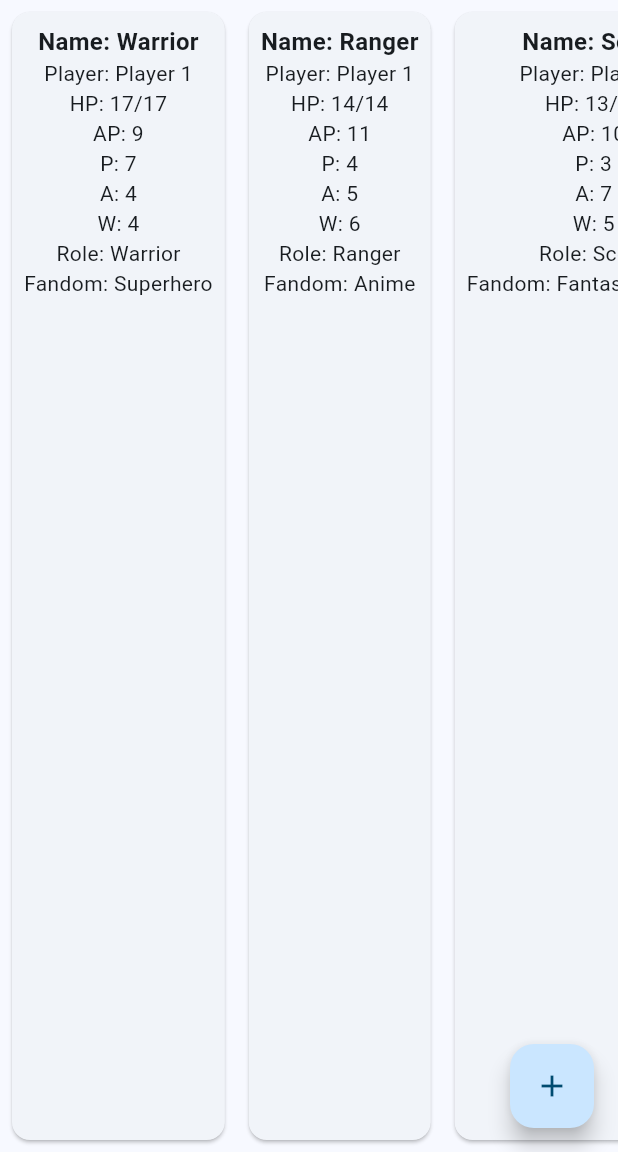
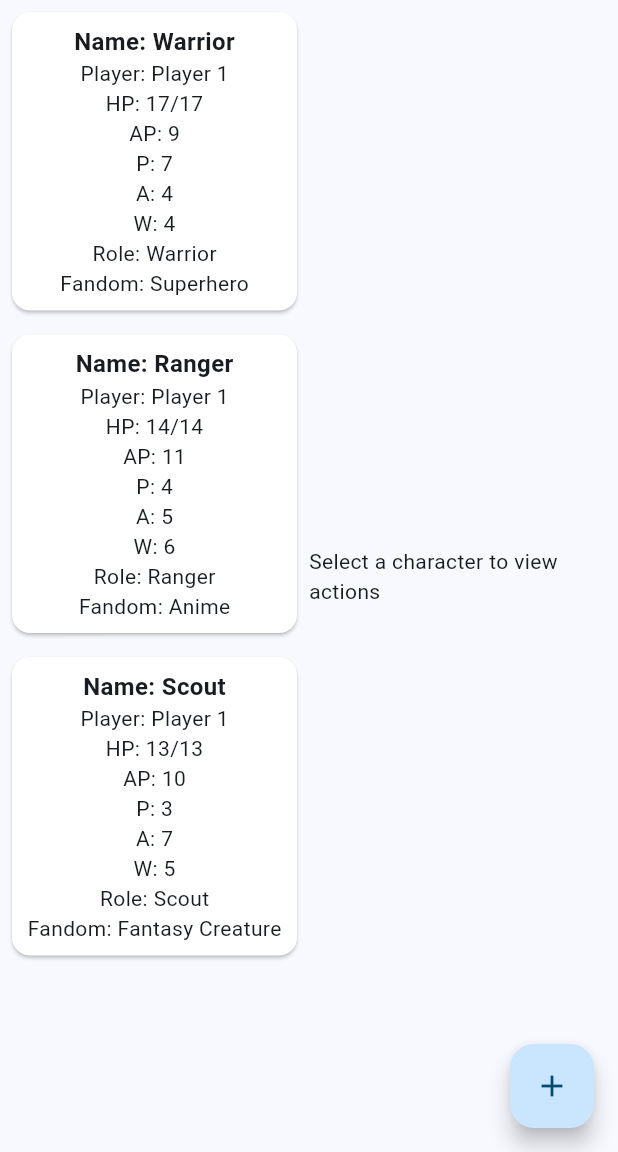
Before and after one commit to savejeff/FandomClashApp, a Flutter app: the screen it shows after launch, on a phone screen of 412 x 824 dp, the part 84-1236 px from its top. Run offline on Flutter 3.47's test engine with Material 3 defaults, Android fonts, the phone set to English and light mode, and no system bars.

Commit message:
improved layout with selectable characters and basic interaction interface

```diff
--- a/lib/main.dart
+++ b/lib/main.dart
@@ -35,14 +35,23 @@ class MyHomePage extends StatefulWidget {
 // CharacterStatsWidget definition
 class CharacterStatsWidget extends StatelessWidget {
   final Character character;
+  final bool isSelected;
+  final VoidCallback onTap;
 
-  const CharacterStatsWidget({Key? key, required this.character})
-      : super(key: key);
+  const CharacterStatsWidget({
+    Key? key,
+    required this.character,
+    required this.isSelected,
+    required this.onTap,
+  }) : super(key: key);
 
   @override
   Widget build(BuildContext context) {
-    return Card(
-      // Use a Card widget for better UI
+    return GestureDetector(
+      onTap: onTap,
+      child: Card(
+        color: isSelected ? Colors.lightBlueAccent : Colors.white,
+        // Highlight the card if selected
         margin: const EdgeInsets.all(8.0),
         child: Padding(
           padding: const EdgeInsets.all(8.0),
@@ -50,7 +59,8 @@ class CharacterStatsWidget extends StatelessWidget {
             children: [
               Text(
                 'Name: ${character.name}',
-              style: const TextStyle(fontWeight: FontWeight.bold, fontSize: 16),
+                style:
+                const TextStyle(fontWeight: FontWeight.bold, fontSize: 16),
               ),
               Text('Player: ${character.player}'),
               Text('HP: ${character.HP}/${character.maxHP}'),
@@ -64,22 +74,25 @@ class CharacterStatsWidget extends StatelessWidget {
             ],
           ),
         ),
+      ),
     );
   }
 }
 
 class _MyHomePageState extends State<MyHomePage> {
-  // Define three characters
-  late Character character1;
-  late Character character2;
-  late Character character3;
+  // Define a list of characters
+  late List<Character> characters;
+
+  // Currently selected character
+  Character? selectedCharacter;
 
   @override
   void initState() {
     super.initState();
 
     // Initialize the characters
-    character1 = Character(
+    characters = [
+      Character(
         name: 'Warrior',
         player: 'Player 1',
         P: 7,
@@ -94,9 +107,8 @@ class _MyHomePageState extends State<MyHomePage> {
         size: 'Large',
         fandomTrait: 'Superhero',
         role: 'Warrior',
-    );
-
-    character2 = Character(
+      ),
+      Character(
         name: 'Ranger',
         player: 'Player 1',
         P: 4,
@@ -111,9 +123,8 @@ class _MyHomePageState extends State<MyHomePage> {
         size: 'Medium',
         fandomTrait: 'Anime',
         role: 'Ranger',
-    );
-
-    character3 = Character(
+      ),
+      Character(
         name: 'Scout',
         player: 'Player 1',
         P: 3,
@@ -128,13 +139,21 @@ class _MyHomePageState extends State<MyHomePage> {
         size: 'Small',
         fandomTrait: 'Fantasy Creature',
         role: 'Scout',
-    );
+      ),
+    ];
   }
 
   // FloatingActionButton callback (to be implemented later)
-  void _onButtonAddCharacter() {
+  void _incrementCounter() {
     setState(() {
       // Logic to create new units will go here
+    });
+  }
+
+  // Function to handle character selection
+  void _selectCharacter(Character character) {
+    setState(() {
+      selectedCharacter = character;
     });
   }
 
@@ -145,26 +164,152 @@ class _MyHomePageState extends State<MyHomePage> {
         title: Text(widget.title),
         backgroundColor: Theme.of(context).colorScheme.inversePrimary,
       ),
-      body: Center(
-        child: SingleChildScrollView(
-          // Enable horizontal scrolling if needed
-          scrollDirection: Axis.horizontal,
-          child: Row(
-            // Align widgets horizontally
-            mainAxisAlignment: MainAxisAlignment.center,
-            children: <Widget>[
-              CharacterStatsWidget(character: character1),
-              CharacterStatsWidget(character: character2),
-              CharacterStatsWidget(character: character3),
+      body: Row(
+        children: [
+          // Left Side: List of characters
+          Expanded(
+            flex: 1,
+            child: ListView.builder(
+              itemCount: characters.length,
+              itemBuilder: (context, index) {
+                Character character = characters[index];
+                return CharacterStatsWidget(
+                  character: character,
+                  isSelected: selectedCharacter == character,
+                  onTap: () => _selectCharacter(character),
+                );
+              },
+            ),
+          ),
+          // Right Side: Action interface
+          Expanded(
+            flex: 1,
+            child: selectedCharacter != null
+                ? ActionInterface(
+              character: selectedCharacter!,
+              onUpdate: () {
+                setState(() {
+                  // Update UI when character changes
+                });
+              },
+            )
+                : Center(
+              child: Text('Select a character to view actions'),
+            ),
+          ),
         ],
       ),
-        ),
-      ),
       floatingActionButton: FloatingActionButton(
-        onPressed: _onButtonAddCharacter,
+        onPressed: _incrementCounter,
         tooltip: 'Add Character',
         child: const Icon(Icons.add),
       ), // FloatingActionButton kept for later use
     );
   }
 }
+
+// ActionInterface Widget
+class ActionInterface extends StatelessWidget {
+  final Character character;
+  final VoidCallback onUpdate;
+
+  const ActionInterface({
+    Key? key,
+    required this.character,
+    required this.onUpdate,
+  }) : super(key: key);
+
+  @override
+  Widget build(BuildContext context) {
+    // Mockup actions
+    return SingleChildScrollView(
+      padding: const EdgeInsets.all(16.0),
+      child: Column(
+        children: [
+          Text(
+            'Actions for ${character.name}',
+            style: const TextStyle(fontSize: 20, fontWeight: FontWeight.bold),
+          ),
+          const SizedBox(height: 16),
+          ElevatedButton(
+            onPressed: () {
+              // Mockup: Attack action
+              ScaffoldMessenger.of(context).showSnackBar(
+                SnackBar(content: Text('${character.name} attacks!')),
+              );
+            },
+            child: const Text('Attack'),
+          ),
+          const SizedBox(height: 8),
+          ElevatedButton(
+            onPressed: () {
+              // Mockup: Use ability
+              ScaffoldMessenger.of(context).showSnackBar(
+                SnackBar(content: Text('${character.name} uses an ability!')),
+              );
+            },
+            child: const Text('Use Ability'),
+          ),
+          const SizedBox(height: 8),
+          ElevatedButton(
+            onPressed: () {
+              // Mockup: Apply modifier
+              ScaffoldMessenger.of(context).showSnackBar(
+                SnackBar(content: Text('Modifier applied to ${character.name}!')),
+              );
+            },
+            child: const Text('Apply Modifier'),
+          ),
+          const SizedBox(height: 16),
+          // Display character's abilities (if any)
+          if (character.abilities.isNotEmpty)
+            Column(
+              crossAxisAlignment: CrossAxisAlignment.start,
+              children: [
+                const Text(
+                  'Abilities:',
+                  style: TextStyle(fontSize: 18, fontWeight: FontWeight.bold),
+                ),
+                ...character.abilities.map((ability) => ListTile(
+                  title: Text(ability.name),
+                  subtitle: Text(ability.description),
+                  trailing: Text('Cost: ${ability.cost} AP'),
+                  onTap: () {
+                    // Mockup: Activate ability
+                    ScaffoldMessenger.of(context).showSnackBar(
+                      SnackBar(
+                          content: Text(
+                              '${character.name} uses ${ability.name}!')),
+                    );
+                  },
+                )),
+              ],
+            ),
+          // Display character's items (if any)
+          if (character.items.isNotEmpty)
+            Column(
+              crossAxisAlignment: CrossAxisAlignment.start,
+              children: [
+                const Text(
+                  'Items:',
+                  style: TextStyle(fontSize: 18, fontWeight: FontWeight.bold),
+                ),
+                ...character.items.map((item) => ListTile(
+                  title: Text(item.name),
+                  subtitle: Text(item.description),
+                  onTap: () {
+                    // Mockup: Use item
+                    ScaffoldMessenger.of(context).showSnackBar(
+                      SnackBar(
+                          content:
+                          Text('${character.name} uses ${item.name}!')),
+                    );
+                  },
+                )),
+              ],
+            ),
+        ],
+      ),
+    );
+  }
+}
```
Lines whose indentation alone changed are shown as unchanged.
